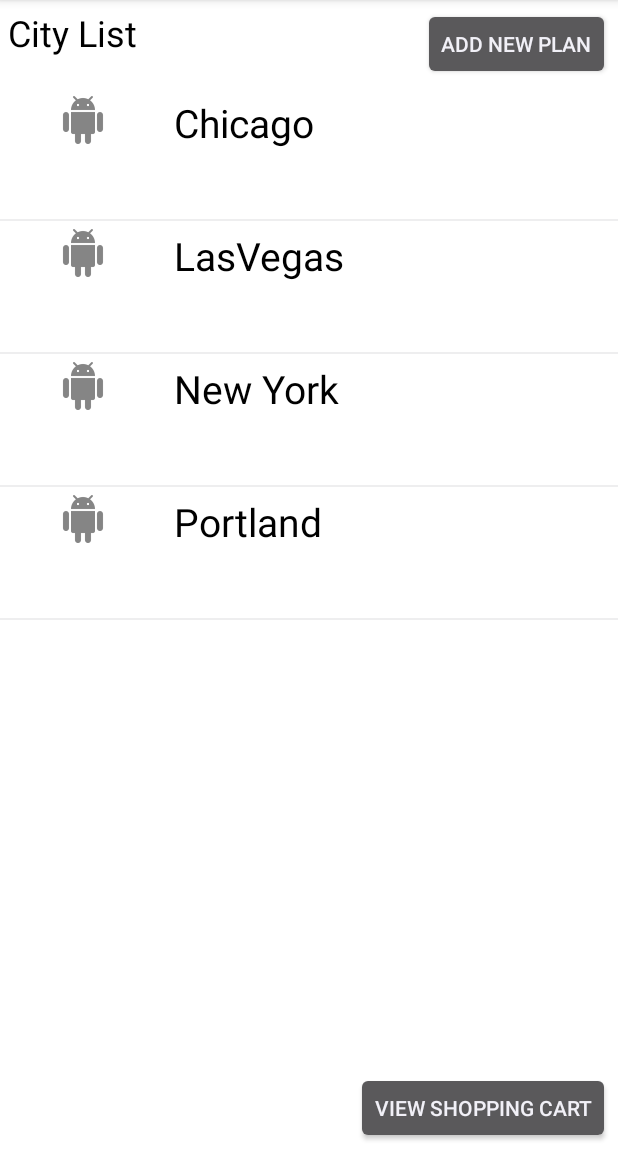
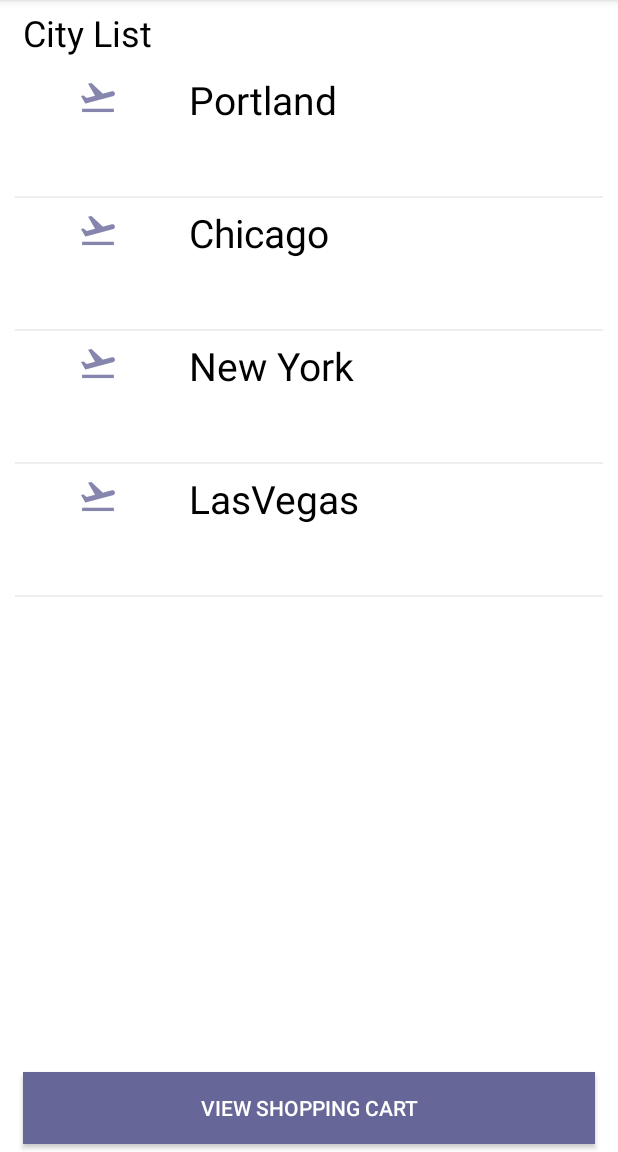
Before and after one commit to olozl/TravelMate, an Android app: the CityActivity screen opened directly, with no data from a screen before it, on a phone screen of 412 x 824 dp, the part 84-1236 px from its top. Run offline under Robolectric (Android 15) with nearby library versions, the phone set to English and light mode, and no system bars.

Commit message:
updated designs. need writing form

```diff
--- a/TravelMate/app/src/main/java/com/lee/zoey/travelmate/CatalogActivity.java
+++ b/TravelMate/app/src/main/java/com/lee/zoey/travelmate/CatalogActivity.java
@@ -58,6 +58,7 @@ public class CatalogActivity extends Activity {
             }
         });
 
+        // Button to go back to City Catagory
         Button viewCityCart = (Button) findViewById(R.id.ListCatalog);
         viewCityCart.setOnClickListener(new View.OnClickListener() {
 
@@ -68,6 +69,7 @@ public class CatalogActivity extends Activity {
             }
         });
 
+        // Button to go to shopping cart
         Button viewShoppingCart = (Button) findViewById(R.id.ButtonViewCart);
         viewShoppingCart.setOnClickListener(new View.OnClickListener() {
 
--- a/TravelMate/app/src/main/java/com/lee/zoey/travelmate/CityActivity.java
+++ b/TravelMate/app/src/main/java/com/lee/zoey/travelmate/CityActivity.java
@@ -35,20 +35,16 @@ public class CityActivity extends Activity{
 
         // Obtain a reference to the product catalog
         mProductList = new ArrayList<Product>();
-//        ArrayAdapter<Product> adapter;
-//        Spinner TextView01 = (Spinner) findViewById(R.id.CityList);
         for(Product entry:ShoppingCartHelper.getCity(getResources()).keySet()) {
             if (!mProductList.contains(entry))
                 mProductList.add(entry);
         }
-//        adapter = new ArrayAdapter<Product>(this, android.R.layout.simple_spinner_item, mProductList);
-//        TextView01.setAdapter(adapter);
-        Collections.sort(mProductList, new Comparator<Product>() {
-            @Override
-            public int compare(Product o1, Product o2) {
-                return o1.title.compareToIgnoreCase(o2.title);
-            }
-        });
+//        Collections.sort(mProductList, new Comparator<Product>() {
+//            @Override
+//            public int compare(Product o1, Product o2) {
+//                return o1.title.compareToIgnoreCase(o2.title);
+//            }
+//        });
         // Create the list
         ListView listViewCatalog = (ListView) findViewById(R.id.ListCatalog);
         listViewCatalog.setAdapter(new ProductAdapter(mProductList, getLayoutInflater(), false));
@@ -76,6 +72,7 @@ public class CityActivity extends Activity{
 //        });
 //        ///////////////////////
 
+        // Button to Shopping Cart
         Button viewShoppingCart = (Button) findViewById(R.id.ButtonViewCart);
         viewShoppingCart.setOnClickListener(new View.OnClickListener() {
 
--- a/TravelMate/app/src/main/java/com/lee/zoey/travelmate/Product.java
+++ b/TravelMate/app/src/main/java/com/lee/zoey/travelmate/Product.java
@@ -19,11 +19,13 @@ public class Product {
     public double price;
     public boolean selected;
 
+    // Constructor for City catagory
     public Product(String title, Drawable productImage) {
         this.title = title;
         this.productImage = productImage;
     }
 
+    // Constructor for travel plan in a certain city
     public Product(String title, Drawable productImage, String description,
                    double price) {
         this.title = title;
--- a/TravelMate/app/src/main/java/com/lee/zoey/travelmate/ProductDetailsActivity.java
+++ b/TravelMate/app/src/main/java/com/lee/zoey/travelmate/ProductDetailsActivity.java
@@ -39,12 +39,12 @@ public class ProductDetailsActivity extends Activity {
         final Product selectedProduct = selected;
 
         // Set the proper image and text
-        ImageView productImageView = (ImageView) findViewById(R.id.ImageViewProduct);
-        productImageView.setImageDrawable(selectedProduct.productImage);
         TextView productTitleTextView = (TextView) findViewById(R.id.TextViewProductTitle);
         productTitleTextView.setText(selectedProduct.title);
         TextView productDetailsTextView = (TextView) findViewById(R.id.TextViewProductDetails);
         productDetailsTextView.setText(selectedProduct.description);
+        ImageView productImageView = (ImageView) findViewById(R.id.ImageViewProduct);
+        productImageView.setImageDrawable(selectedProduct.productImage);
 
         TextView productPriceTextView = (TextView) findViewById(R.id.TextViewProductPrice);
         productPriceTextView.setText("$" + selectedProduct.price);
@@ -57,6 +57,7 @@ public class ProductDetailsActivity extends Activity {
         // Save a reference to the quantity edit text
         final EditText editTextQuantity = (EditText) findViewById(R.id.editTextQuantity);
 
+        // Button to add travel plans into cart
         Button addToCartButton = (Button) findViewById(R.id.ButtonAddToCart);
         addToCartButton.setOnClickListener(new OnClickListener() {
 
--- a/TravelMate/app/src/main/java/com/lee/zoey/travelmate/ShoppingCartEntry.java
+++ b/TravelMate/app/src/main/java/com/lee/zoey/travelmate/ShoppingCartEntry.java
@@ -12,11 +12,13 @@ public class ShoppingCartEntry {
     private Product mProduct;
     private int mQuantity;
 
+    // Constructor
     public ShoppingCartEntry(Product product, int quantity) {
         mProduct = product;
         mQuantity = quantity;
     }
 
+    // Getters and Setters
     public Product getProduct() {
         return mProduct;
     }
--- a/TravelMate/app/src/main/java/com/lee/zoey/travelmate/ShoppingCartHelper.java
+++ b/TravelMate/app/src/main/java/com/lee/zoey/travelmate/ShoppingCartHelper.java
@@ -21,6 +21,7 @@ public class ShoppingCartHelper {
     private static Map<Product, ShoppingCartEntry> cartMap = new HashMap<Product, ShoppingCartEntry>();
 
 
+    // Mapping travel plans for each city
     public static Map<Product, Product> getCity(Resources res){
         if(catalog == null) {
             catalog = new HashMap<Product, Product>();
--- a/TravelMate/app/src/main/res/layout/catalog.xml
+++ b/TravelMate/app/src/main/res/layout/catalog.xml
@@ -1,25 +1,22 @@
 <?xml version="1.0" encoding="utf-8"?>
 <LinearLayout xmlns:android="http://schemas.android.com/apk/res/android"
     android:orientation="vertical" android:layout_width="fill_parent"
-    android:layout_height="fill_parent" android:background="#ffffff">
-    <RelativeLayout
-        android:layout_width="match_parent"
-        android:layout_height="wrap_content">
+    android:layout_height="match_parent" android:background="#ffffff"
+    android:paddingLeft="10dp" android:paddingRight="10dp">
     <TextView android:id="@+id/TextView01" android:layout_width="wrap_content"
         android:layout_height="wrap_content" android:textColor="#000000"
-        android:textSize="24dip" android:layout_margin="5dip" android:text="City List"></TextView>
-    <Button android:layout_width="wrap_content"
-        android:layout_height="wrap_content" android:layout_margin="5dip"
-        android:layout_alignParentRight="true" android:id="@+id/ButtonAddCity"
-        android:text="Add New Plan"></Button></RelativeLayout>
+        android:textSize="24dip" android:layout_margin="5dip" android:text="City List"/>
+
 
     <ListView android:layout_height="wrap_content"
         android:layout_weight="1" android:id="@+id/ListCatalog"
         android:layout_width="fill_parent" android:background="#ffffff"
         android:clickable="true" android:cacheColorHint="#ffffff">
     </ListView>
-    <Button android:layout_width="wrap_content"
+    <Button android:layout_width="fill_parent"
+        android:background="#666699"
+        android:textColor="#FFFFFF"
         android:layout_height="wrap_content" android:layout_margin="5dip"
         android:layout_gravity="right" android:id="@+id/ButtonViewCart"
-        android:text="View Shopping Cart"></Button>
+        android:text="View Shopping Cart"/>
 </LinearLayout>
--- a/TravelMate/app/src/main/res/layout/item.xml
+++ b/TravelMate/app/src/main/res/layout/item.xml
@@ -6,14 +6,14 @@
         android:orientation="horizontal" android:layout_height="fill_parent"
         android:layout_width="fill_parent">
         <ImageView android:layout_margin="5dip" android:id="@+id/ImageViewItem"
-            android:layout_height="wrap_content" android:layout_width="100dip"></ImageView>
+            android:layout_height="wrap_content" android:layout_width="100dip"/>
         <TextView android:layout_width="wrap_content"
             android:layout_height="wrap_content" android:layout_gravity="center"
             android:layout_margin="5dip" android:id="@+id/TextViewItem"
             android:textSize="26dip" android:text="Book Title" android:textColor="#000000"
-            android:minLines="2" android:maxWidth="150dip"></TextView>
+            android:minLines="2" android:maxWidth="150dip"/>
         <TextView android:id="@+id/TextView01" android:layout_width="wrap_content"
-            android:layout_height="wrap_content" android:layout_weight="1"></TextView>
+            android:layout_height="wrap_content" android:layout_weight="1"/>
     </LinearLayout>
     <LinearLayout android:id="@+id/linearLayoutQuantity"
         android:orientation="horizontal" android:layout_width="wrap_content"
```
Also changed, not shown: TravelMate/app/src/main/java/com/lee/zoey/travelmate/RegisterActivity.java (+4 -4 lines), TravelMate/app/src/main/java/com/lee/zoey/travelmate/UsersList.java (deleted, +0 -27 lines), TravelMate/app/src/main/res/layout/catalogdetails.xml (+13 -6 lines), TravelMate/app/src/main/res/layout/productdetails.xml (+5 -4 lines), TravelMate/app/src/main/res/layout/shoppingcart.xml (+11 -6 lines), TravelMate/app/src/main/res/layout/writeform.xml (+19 -20 lines), TravelMate/app/src/main/res/drawable-hdpi/ic_action_name.png, TravelMate/app/src/main/res/drawable-mdpi/ic_action_name.png, TravelMate/app/src/main/res/drawable-xhdpi/ic_action_name.png, TravelMate/app/src/main/res/drawable-xxhdpi/ic_action_name.png.
